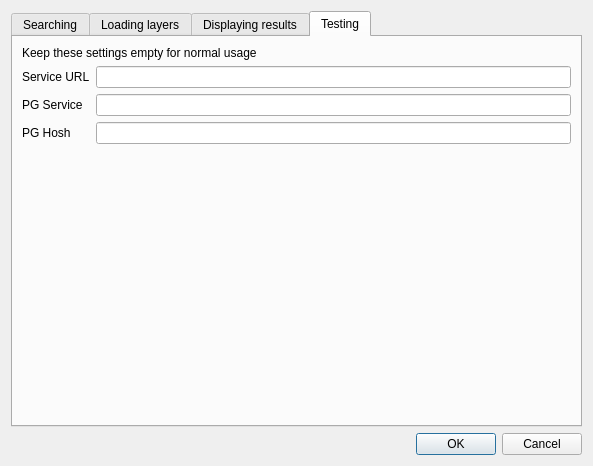
Before: the Qt Designer form solocator/ui/config.ui in opengisch/solocator, drawn with Qt 5.
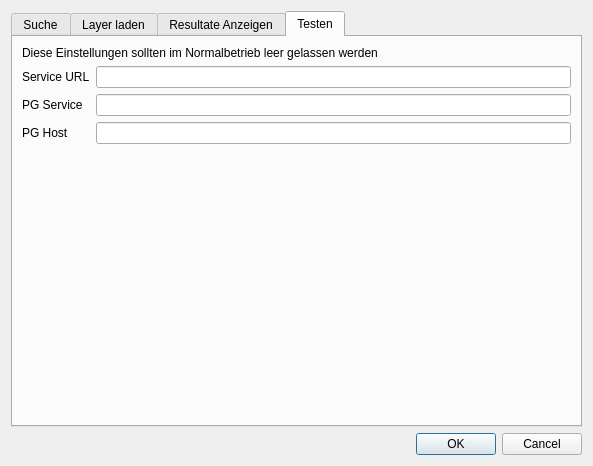
After: the same form once the commit is applied. The open tabs and pages were chosen to show the change. Custom widgets are drawn as their Qt base class.

Commit message: Translate configuration interface (#44)

Diff of the .ui file:
```diff
--- a/solocator/ui/config.ui
+++ b/solocator/ui/config.ui
@@ -21,7 +21,7 @@
      </property>
      <widget class="QWidget" name="tab">
       <attribute name="title">
-       <string>Searching</string>
+       <string>Suche</string>
       </attribute>
       <layout class="QGridLayout" name="gridLayout_2">
        <item row="0" column="0">
@@ -125,7 +125,7 @@
      </widget>
      <widget class="QWidget" name="tab_2">
       <attribute name="title">
-       <string>Loading layers</string>
+       <string>Layer laden</string>
       </attribute>
       <layout class="QGridLayout" name="gridLayout_5">
        <item row="0" column="0">
@@ -223,7 +223,7 @@
      </widget>
      <widget class="QWidget" name="tab_3">
       <attribute name="title">
-       <string>Displaying results</string>
+       <string>Resultate Anzeigen</string>
       </attribute>
       <layout class="QGridLayout" name="gridLayout_6">
        <item row="0" column="0">
@@ -260,7 +260,7 @@
      </widget>
      <widget class="QWidget" name="tab_4">
       <attribute name="title">
-       <string>Testing</string>
+       <string>Testen</string>
       </attribute>
       <layout class="QGridLayout" name="gridLayout_8">
        <item row="1" column="0">
@@ -273,7 +273,7 @@
        <item row="3" column="0">
         <widget class="QLabel" name="label_5">
          <property name="text">
-          <string>PG Hosh</string>
+          <string>PG Host</string>
          </property>
         </widget>
        </item>
@@ -293,7 +293,7 @@
        <item row="0" column="0" colspan="2">
         <widget class="QLabel" name="label_8">
          <property name="text">
-          <string>Keep these settings empty for normal usage</string>
+          <string>Diese Einstellungen sollten im Normalbetrieb leer gelassen werden</string>
          </property>
         </widget>
        </item>
```
Left out of the diff: 2 changed lines with no effect on the pictures.
